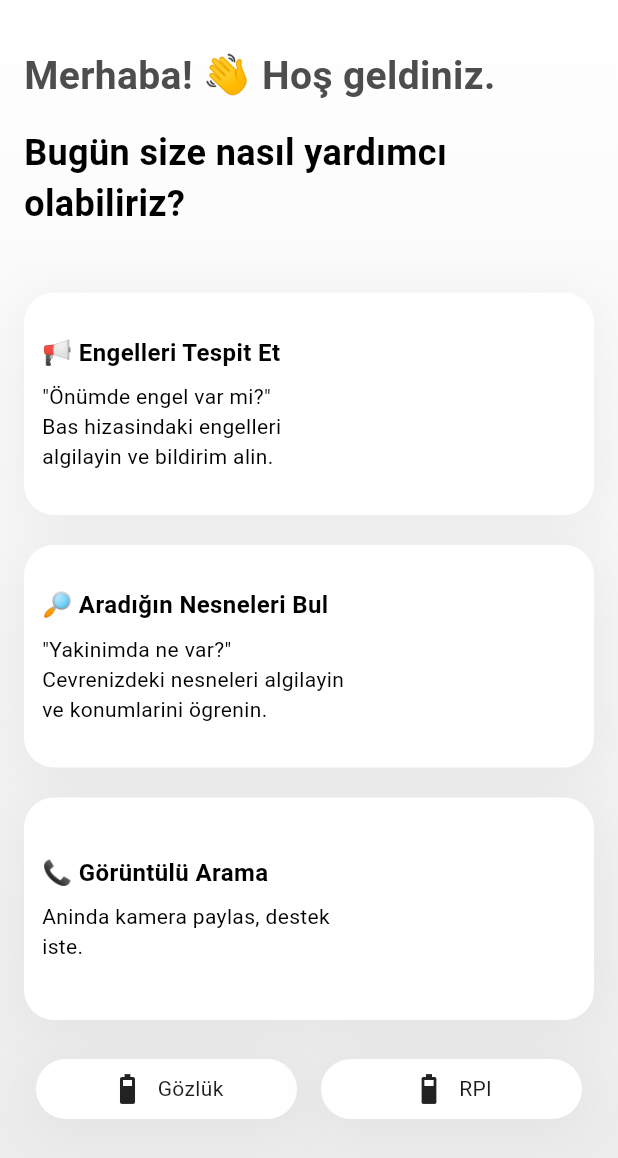
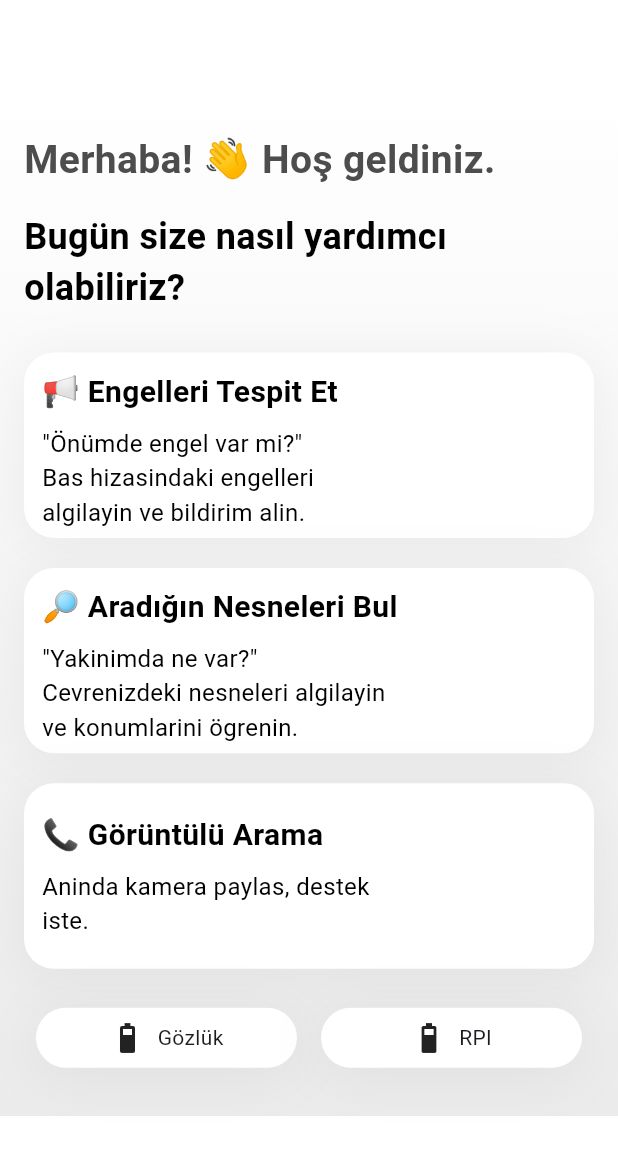
Before and after one commit to Rabiayvz/H-S6_Mobile_Application, a Flutter app: the screen it shows after launch, on a phone screen of 412 x 824 dp. Shown: the top 1158 px of the screen. Run offline on Flutter 3.47's test engine with Material 3 defaults, Android fonts, the light colour scheme and no system bars.

Commit message:
Update main.dart

```diff
--- a/lib/main.dart
+++ b/lib/main.dart
@@ -48,7 +48,7 @@ class HomePage extends StatelessWidget {
       onTap: () => Navigator.pushNamed(context, routeName),
       child: Container(
         margin: EdgeInsets.symmetric(vertical: 10),
-        height: MediaQuery.of(context).size.height * 0.18,
+        height: MediaQuery.of(context).size.height * 0.15,
         width: MediaQuery.of(context).size.width,
         decoration: BoxDecoration(
           color: color,
@@ -73,14 +73,14 @@ class HomePage extends StatelessWidget {
                 textAlign: TextAlign.start,
                 style: TextStyle(
                   color: Colors.black,
-                  fontSize: 16,
+                  fontSize: 20,
                   fontWeight: FontWeight.bold,
                 ),
               ),
               SizedBox(height: 8),
               Text(
                 content,
-                style: TextStyle(color: Colors.black, fontSize: 14),
+                style: TextStyle(color: Colors.black, fontSize: 16),
               ),
             ],
           ),
@@ -93,6 +93,7 @@ class HomePage extends StatelessWidget {
   Widget build(BuildContext context) {
     return Scaffold(
       backgroundColor: Colors.white,
+      appBar: AppBar(backgroundColor: Colors.white),
       body: Container(
         decoration: BoxDecoration(
           gradient: LinearGradient(
@@ -128,7 +129,7 @@ class HomePage extends StatelessWidget {
                   color: Colors.black,
                 ),
               ),
-              SizedBox(height: 16),
+              //SizedBox(height: 16),
               SizedBox(height: 16),
               buildContainer(
                 context,
@@ -215,6 +216,10 @@ class HomePage extends StatelessWidget {
           ),
         ),
       ),
+      bottomNavigationBar: BottomAppBar(
+        color: Colors.transparent,
+        elevation: 0,
+      ),
     );
   }
 }
```
